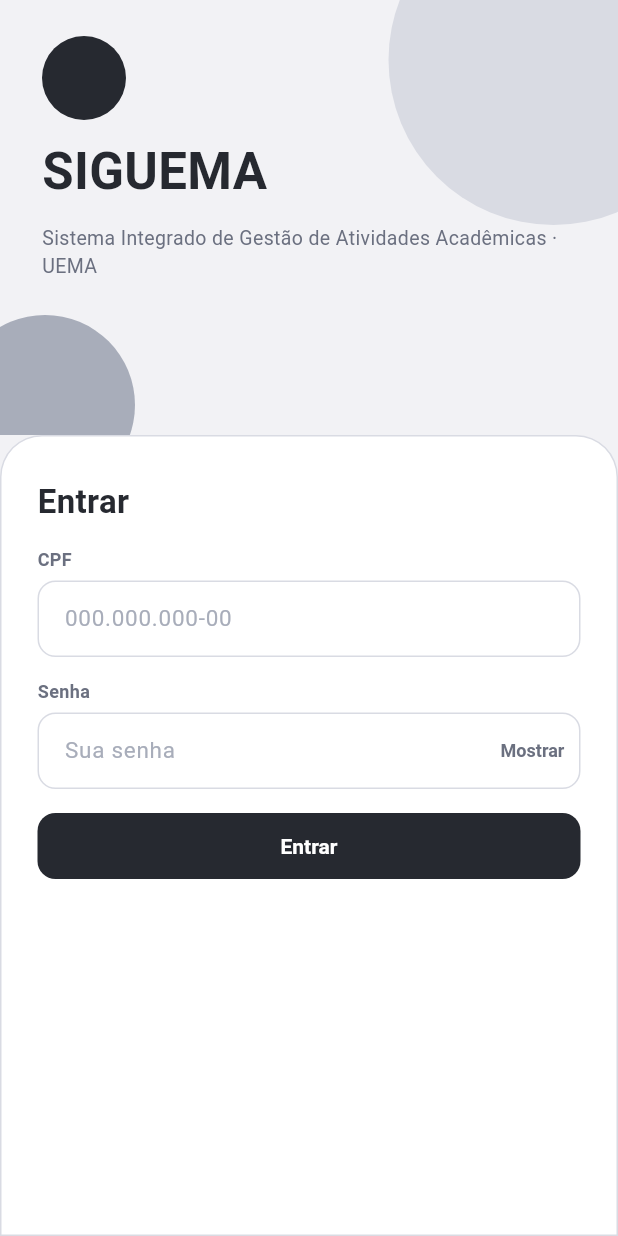
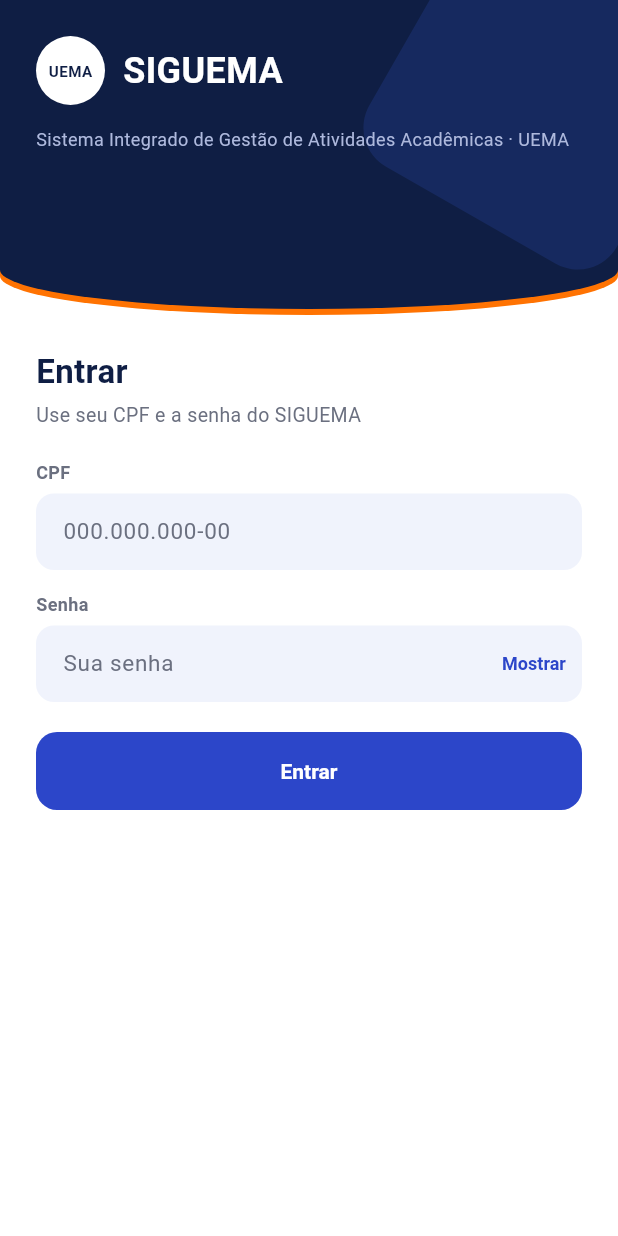
Before and after one commit to Khalil-Ravikson/Sig_mobile, a Flutter app: the screen it shows after launch, on a phone screen of 412 x 824 dp. Run offline on Flutter 3.47's test engine with Material 3 defaults, Android fonts, the phone set to English and light mode, and no system bars; our stand-ins replace dio, flutter_riverpod, flutter_secure_storage, freezed_annotation, go_router, riverpod_annotation; generated files the repository leaves out were written again.

Commit message:
feat: login com cabecalho de borda curva e filete laranja
Cabecalho marinho com brasao (placeholder) que encolhe com o teclado
aberto, campos tonais com linha azul no foco e botao azul de acao.

Co-Authored-By: Claude Sonnet 5.5 <noreply@anthropic.com>

```diff
--- a/lib/features/auth/presentation/login_page.dart
+++ b/lib/features/auth/presentation/login_page.dart
@@ -8,11 +8,12 @@ import '../domain/cpf.dart';
 import '../domain/resultado_login.dart';
 import 'cpf_input_formatter.dart';
 import 'login_view_model.dart';
+import 'widgets/cabecalho_login.dart';
 import 'widgets/campo_login.dart';
 import 'widgets/cartao_ajuda.dart';
-import 'widgets/hero_login.dart';
 
-/// Tela de login por CPF e senha (Figma ACE-01, propostas A e C).
+/// Tela de login por CPF e senha (Figma ACE-01, propostas A e C), com o
+/// cabeçalho de borda curva. Com o teclado aberto o cabeçalho encolhe.
 class LoginPage extends ConsumerStatefulWidget {
   const LoginPage({super.key, required this.onEntrou});
 
@@ -66,29 +67,17 @@ class _LoginPageState extends ConsumerState<LoginPage> {
     final senhaRejeitada = erroApi is NaoAutorizado;
     final erroGeral = erroApi != null && !senhaRejeitada ? erroApi : null;
     final mostrarAjuda = erroApi != null || _erroCpf != null;
+    final tecladoAberto = MediaQuery.viewInsetsOf(context).bottom > 0;
 
     return Scaffold(
-      backgroundColor: AppColors.fundoHero,
-      body: LayoutBuilder(
-        builder: (context, restricoes) {
-          return SingleChildScrollView(
+      backgroundColor: Colors.white,
+      body: Column(
+        children: [
+          CabecalhoLogin(compacto: tecladoAberto),
+          Expanded(
+            child: SingleChildScrollView(
               keyboardDismissBehavior: ScrollViewKeyboardDismissBehavior.onDrag,
-            child: Column(
-              children: [
-                const HeroLogin(),
-                Container(
-                  width: double.infinity,
-                  constraints: BoxConstraints(
-                    minHeight: restricoes.maxHeight - HeroLogin.altura,
-                  ),
-                  padding: const EdgeInsets.fromLTRB(24, 28, 24, 24),
-                  decoration: BoxDecoration(
-                    color: Colors.white,
-                    border: Border.all(color: AppColors.borda),
-                    borderRadius: const BorderRadius.vertical(
-                      top: Radius.circular(28),
-                    ),
-                  ),
+              padding: const EdgeInsets.fromLTRB(24, 22, 24, 24),
               child: Column(
                 crossAxisAlignment: CrossAxisAlignment.start,
                 children: [
@@ -97,10 +86,18 @@ class _LoginPageState extends ConsumerState<LoginPage> {
                     style: TextStyle(
                       fontSize: 22,
                       fontWeight: FontWeight.w700,
-                          color: AppColors.tinta,
+                      color: AppColors.marinho,
                     ),
                   ),
-                      const SizedBox(height: 14),
+                  const SizedBox(height: 4),
+                  const Text(
+                    'Use seu CPF e a senha do SIGUEMA',
+                    style: TextStyle(
+                      fontSize: 13,
+                      color: AppColors.textoSecundario,
+                    ),
+                  ),
+                  const SizedBox(height: 20),
                   CampoLogin(
                     rotulo: 'CPF',
                     controller: _cpf,
@@ -137,7 +134,7 @@ class _LoginPageState extends ConsumerState<LoginPage> {
                         padding: EdgeInsets.zero,
                         minimumSize: const Size(48, 32),
                         tapTargetSize: MaterialTapTargetSize.shrinkWrap,
-                            foregroundColor: AppColors.textoSecundario,
+                        foregroundColor: AppColors.azulAcao,
                         textStyle: const TextStyle(
                           fontSize: 12,
                           fontWeight: FontWeight.w600,
@@ -146,17 +143,17 @@ class _LoginPageState extends ConsumerState<LoginPage> {
                       child: Text(_mostrarSenha ? 'Ocultar' : 'Mostrar'),
                     ),
                   ),
-                      const SizedBox(height: 14),
+                  const SizedBox(height: 20),
                   SizedBox(
                     width: double.infinity,
                     child: FilledButton(
                       onPressed: carregando ? null : _entrar,
                       style: FilledButton.styleFrom(
-                            backgroundColor: AppColors.tinta,
+                        backgroundColor: AppColors.azulAcao,
                         foregroundColor: Colors.white,
-                            padding: const EdgeInsets.symmetric(vertical: 14),
+                        minimumSize: const Size.fromHeight(52),
                         shape: RoundedRectangleBorder(
-                              borderRadius: BorderRadius.circular(12),
+                          borderRadius: BorderRadius.circular(14),
                         ),
                         textStyle: const TextStyle(
                           fontSize: 14,
@@ -192,10 +189,8 @@ class _LoginPageState extends ConsumerState<LoginPage> {
                 ],
               ),
             ),
+          ),
         ],
-            ),
-          );
-        },
       ),
     );
   }
--- /dev/null
+++ b/lib/features/auth/presentation/widgets/brasao_uema.dart
@@ -0,0 +1,38 @@
+import 'package:flutter/material.dart';
+
+import '../../../../core/theme/app_colors.dart';
+
+/// Brasão da UEMA. Por enquanto é um círculo com a sigla; trocar pelo arquivo
+/// oficial (SVG ou PNG com fundo transparente) quando a UEMA enviar.
+class BrasaoUema extends StatelessWidget {
+  const BrasaoUema({super.key, this.tamanho = 46});
+
+  final double tamanho;
+
+  @override
+  Widget build(BuildContext context) {
+    return Semantics(
+      label: 'Brasão da UEMA',
+      image: true,
+      child: ExcludeSemantics(
+        child: Container(
+          width: tamanho,
+          height: tamanho,
+          alignment: Alignment.center,
+          decoration: const BoxDecoration(
+            color: Colors.white,
+            shape: BoxShape.circle,
+          ),
+          child: Text(
+            'UEMA',
+            style: TextStyle(
+              fontSize: tamanho * 0.22,
+              fontWeight: FontWeight.w700,
+              color: AppColors.marinho,
+            ),
+          ),
+        ),
+      ),
+    );
+  }
+}
--- /dev/null
+++ b/lib/features/auth/presentation/widgets/cabecalho_login.dart
@@ -0,0 +1,158 @@
+import 'package:flutter/material.dart';
+
+import '../../../../core/theme/app_colors.dart';
+import 'brasao_uema.dart';
+
+/// Cabeçalho marinho com borda curva e filete laranja (Flat 2.0).
+/// Com o teclado aberto fica [compacto]: só o brasão e o nome.
+class CabecalhoLogin extends StatelessWidget {
+  const CabecalhoLogin({super.key, this.compacto = false});
+
+  final bool compacto;
+
+  static const alturaCheia = 210.0;
+  static const alturaCompacta = 76.0;
+  static const _filete = 4.0;
+
+  @override
+  Widget build(BuildContext context) {
+    final topo = MediaQuery.paddingOf(context).top;
+    final curva = compacto ? 16.0 : 26.0;
+    final altura = (compacto ? alturaCompacta : alturaCheia) + topo;
+
+    return SizedBox(
+      height: altura,
+      width: double.infinity,
+      child: ClipPath(
+        clipper: _BordaCurva(curva),
+        child: ColoredBox(
+          color: AppColors.laranja,
+          child: Padding(
+            padding: const EdgeInsets.only(bottom: _filete),
+            child: ClipPath(
+              clipper: _BordaCurva(curva),
+              child: ColoredBox(
+                color: AppColors.marinho,
+                child: Stack(
+                  children: [
+                    const Positioned(
+                      right: -44,
+                      top: -34,
+                      child: ExcludeSemantics(child: _Forma(tamanho: 190)),
+                    ),
+                    Padding(
+                      padding: EdgeInsets.fromLTRB(
+                        24,
+                        topo + (compacto ? 14 : 24),
+                        24,
+                        0,
+                      ),
+                      child: compacto ? const _Compacto() : const _Cheio(),
+                    ),
+                  ],
+                ),
+              ),
+            ),
+          ),
+        ),
+      ),
+    );
+  }
+}
+
+class _Cheio extends StatelessWidget {
+  const _Cheio();
+
+  @override
+  Widget build(BuildContext context) {
+    return const Column(
+      crossAxisAlignment: CrossAxisAlignment.start,
+      children: [
+        Row(
+          children: [
+            BrasaoUema(),
+            SizedBox(width: 12),
+            Text(
+              'SIGUEMA',
+              style: TextStyle(
+                fontSize: 24,
+                fontWeight: FontWeight.w700,
+                color: Colors.white,
+              ),
+            ),
+          ],
+        ),
+        SizedBox(height: 14),
+        Text(
+          'Sistema Integrado de Gestão de Atividades Acadêmicas · UEMA',
+          style: TextStyle(fontSize: 12, color: AppColors.textoSobreMarinho),
+        ),
+      ],
+    );
+  }
+}
+
+class _Compacto extends StatelessWidget {
+  const _Compacto();
+
+  @override
+  Widget build(BuildContext context) {
+    return const Row(
+      children: [
+        BrasaoUema(tamanho: 32),
+        SizedBox(width: 10),
+        Text(
+          'SIGUEMA',
+          style: TextStyle(
+            fontSize: 18,
+            fontWeight: FontWeight.w700,
+            color: Colors.white,
+          ),
+        ),
+      ],
+    );
+  }
+}
+
+class _Forma extends StatelessWidget {
+  const _Forma({required this.tamanho});
+
+  final double tamanho;
+
+  @override
+  Widget build(BuildContext context) {
+    return Transform.rotate(
+      angle: 0.52,
+      child: Container(
+        width: tamanho,
+        height: tamanho,
+        decoration: BoxDecoration(
+          color: AppColors.marinhoClaro,
+          borderRadius: BorderRadius.circular(30),
+        ),
+      ),
+    );
+  }
+}
+
+/// Retângulo com a base em meia-elipse: largura inteira, [curva] de altura.
+class _BordaCurva extends CustomClipper<Path> {
+  const _BordaCurva(this.curva);
+
+  final double curva;
+
+  @override
+  Path getClip(Size size) {
+    return Path()
+      ..lineTo(size.width, 0)
+      ..lineTo(size.width, size.height - curva)
+      ..arcToPoint(
+        Offset(0, size.height - curva),
+        radius: Radius.elliptical(size.width / 2, curva),
+      )
+      ..close();
+  }
+
+  @override
+  bool shouldReclip(_BordaCurva antigo) => antigo.curva != curva;
+}
--- a/lib/features/auth/presentation/widgets/campo_login.dart
+++ b/lib/features/auth/presentation/widgets/campo_login.dart
@@ -3,7 +3,8 @@ import 'package:flutter/services.dart';
 
 import '../../../../core/theme/app_colors.dart';
 
-/// Campo de texto do login (rótulo, caixa de 12 px de raio e mensagem de erro).
+/// Campo de texto do login: preenchimento tonal, caixa de 12 px de raio, linha
+/// azul no foco e vermelha no erro, com a mensagem abaixo.
 class CampoLogin extends StatelessWidget {
   const CampoLogin({
     super.key,
@@ -69,15 +70,17 @@ class CampoLogin extends StatelessWidget {
             autofillHints: autofillHints,
             onChanged: onChanged,
             onSubmitted: onSubmitted,
-            style: const TextStyle(fontSize: 15, color: AppColors.tinta),
+            style: const TextStyle(fontSize: 15, color: AppColors.marinho),
             decoration: InputDecoration(
               hintText: dica,
               hintStyle: const TextStyle(
                 fontSize: 15,
-                color: AppColors.textoSuave,
+                color: AppColors.textoSecundario,
               ),
               filled: true,
-              fillColor: Colors.white,
+              fillColor: temErro
+                  ? AppColors.fundoCampoErro
+                  : AppColors.fundoCampo,
               contentPadding: const EdgeInsets.all(14),
               // `suffix` só aparece com o campo focado; `suffixIcon` sempre.
               suffixIcon: sufixo == null
@@ -89,11 +92,11 @@ class CampoLogin extends StatelessWidget {
               suffixIconConstraints: const BoxConstraints(),
               enabledBorder: temErro
                   ? _borda(AppColors.erro, 2)
-                  : _borda(AppColors.borda, 1),
+                  : _borda(Colors.transparent, 2),
               focusedBorder: temErro
                   ? _borda(AppColors.erro, 2)
-                  : _borda(AppColors.tinta, 2),
-              disabledBorder: _borda(AppColors.borda, 1),
+                  : _borda(AppColors.azulAcao, 2),
+              disabledBorder: _borda(Colors.transparent, 2),
             ),
           ),
         ),
--- a/lib/features/auth/presentation/widgets/hero_login.dart
+++ /dev/null
@@ -1,81 +0,0 @@
-import 'package:flutter/material.dart';
-
-import '../../../../core/theme/app_colors.dart';
-
-/// Faixa de abertura do login: brasão (placeholder), nome e descrição.
-class HeroLogin extends StatelessWidget {
-  const HeroLogin({super.key});
-
-  static const altura = 290.0;
-
-  @override
-  Widget build(BuildContext context) {
-    final topo = MediaQuery.paddingOf(context).top;
-    return ClipRect(
-      child: Container(
-        color: AppColors.fundoHero,
-        height: altura + topo,
-        width: double.infinity,
-        child: Stack(
-          children: [
-            const Positioned(
-              right: -67,
-              top: -70,
-              child: _Circulo(tamanho: 220, cor: AppColors.borda),
-            ),
-            const Positioned(
-              left: -30,
-              bottom: -40,
-              child: _Circulo(tamanho: 120, cor: AppColors.textoSuave),
-            ),
-            Padding(
-              padding: EdgeInsets.fromLTRB(28, topo + 24, 28, 0),
-              child: Column(
-                crossAxisAlignment: CrossAxisAlignment.start,
-                children: [
-                  const _Circulo(tamanho: 56, cor: AppColors.tinta),
-                  const SizedBox(height: 10),
-                  const Text(
-                    'SIGUEMA',
-                    style: TextStyle(
-                      fontSize: 34,
-                      fontWeight: FontWeight.w700,
-                      color: AppColors.tinta,
-                    ),
-                  ),
-                  const SizedBox(height: 10),
-                  const Text(
-                    'Sistema Integrado de Gestão de Atividades Acadêmicas · '
-                    'UEMA',
-                    style: TextStyle(
-                      fontSize: 13,
-                      color: AppColors.textoSecundario,
-                    ),
-                  ),
-                ],
-              ),
-            ),
-          ],
-        ),
-      ),
-    );
-  }
-}
-
-class _Circulo extends StatelessWidget {
-  const _Circulo({required this.tamanho, required this.cor});
-
-  final double tamanho;
-  final Color cor;
-
-  @override
-  Widget build(BuildContext context) {
-    return ExcludeSemantics(
-      child: Container(
-        width: tamanho,
-        height: tamanho,
-        decoration: BoxDecoration(color: cor, shape: BoxShape.circle),
-      ),
-    );
-  }
-}
```
Also changed, not shown: 1 other file. Lines whose indentation alone changed are shown as unchanged.
